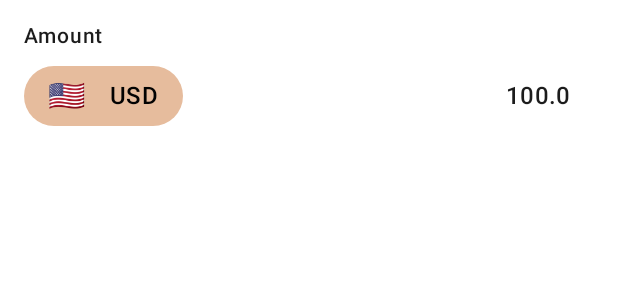
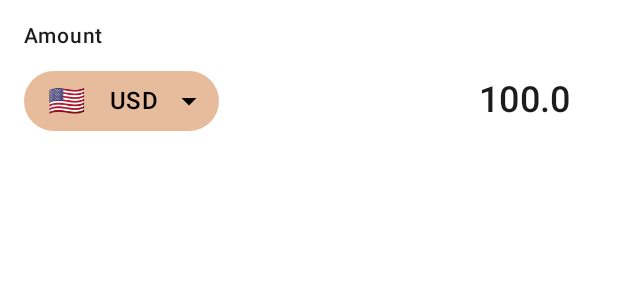
Before and after one commit to rlialko/CurrencyExchangerTestProject, an Android app built with Jetpack Compose: the @Preview function Preview, on a phone screen of 412 x 824 dp. Shown: the top 300 px of the screen. Run offline under Robolectric (Android 15) with nearby library versions, the phone set to English and light mode, and no system bars.

Commit message:
Improved design

```diff
--- a/app/src/main/java/com/ruslanlialko/currencyexchanger/presentation/ui/home/components/CurrencyInputField.kt
+++ b/app/src/main/java/com/ruslanlialko/currencyexchanger/presentation/ui/home/components/CurrencyInputField.kt
@@ -7,7 +7,10 @@ import androidx.compose.foundation.layout.defaultMinSize
 import androidx.compose.foundation.layout.fillMaxWidth
 import androidx.compose.foundation.layout.padding
 import androidx.compose.foundation.text.KeyboardOptions
+import androidx.compose.material.icons.Icons
+import androidx.compose.material.icons.filled.ArrowDropDown
 import androidx.compose.material3.ButtonDefaults
+import androidx.compose.material3.Icon
 import androidx.compose.material3.MaterialTheme
 import androidx.compose.material3.Text
 import androidx.compose.material3.TextButton
@@ -49,11 +52,11 @@ fun CurrencyInputField(
                 fontSize = 14.sp,
                 lineHeight = 16.sp,
             ),
-            modifier = Modifier.padding(bottom =4.dp),
+            modifier = Modifier.padding(bottom = 4.dp),
         )
 
         Row(
-            modifier = modifier
+            modifier = Modifier
                 .fillMaxWidth(),
             verticalAlignment = Alignment.CenterVertically
         ) {
@@ -62,7 +65,7 @@ fun CurrencyInputField(
                 colors = ButtonDefaults.textButtonColors(
                     containerColor = MaterialTheme.colorScheme.secondary,
                 ),
-                contentPadding = PaddingValues(vertical = 8.dp, horizontal = 16.dp),
+                contentPadding = PaddingValues(vertical = 8.dp, horizontal = 8.dp),
                 modifier = Modifier
                     .defaultMinSize(minWidth = 60.dp)
             ) {
@@ -72,7 +75,7 @@ fun CurrencyInputField(
                         fontSize = 20.sp,
                         lineHeight = 24.sp,
                     ),
-                    modifier = Modifier.padding(end = 16.dp),
+                    modifier = Modifier.padding(start = 8.dp, end = 16.dp),
                 )
 
                 Text(
@@ -80,16 +83,25 @@ fun CurrencyInputField(
                     style = MaterialTheme.typography.titleMedium.copy(
                     )
                 )
+
+                Icon(
+                    imageVector = Icons.Default.ArrowDropDown,
+                    contentDescription = null,
+                    modifier = Modifier.padding(start = 8.dp)
+                )
             }
 
             TextField(
                 value = amount,
                 onValueChange = onAmountChange,
                 keyboardOptions = KeyboardOptions(
-                    keyboardType = KeyboardType.Number, imeAction = ImeAction.Next
+                    keyboardType = KeyboardType.Number, imeAction = ImeAction.Done
                 ),
                 textStyle = MaterialTheme.typography.titleMedium.copy(
-                    textAlign = TextAlign.End, color = MaterialTheme.colorScheme.onSurface
+                    textAlign = TextAlign.End,
+                    color = MaterialTheme.colorScheme.onSurface,
+                    fontSize = 24.sp,
+                    lineHeight = 30.sp,
                 ),
                 readOnly = amountReadOnly,
                 modifier = Modifier.weight(1f),
--- a/app/src/main/java/com/ruslanlialko/currencyexchanger/presentation/ui/home/components/CurrencyButton.kt
+++ b/app/src/main/java/com/ruslanlialko/currencyexchanger/presentation/ui/home/components/CurrencyPickerButton.kt
@@ -15,7 +15,7 @@ import androidx.compose.ui.unit.sp
 import com.ruslanlialko.currencyexchanger.presentation.utils.getFlagEmoji
 
 @Composable
-fun CurrencyButton(currency: String, onClick: () -> Unit) {
+fun CurrencyPickerButton(currency: String, onClick: () -> Unit) {
     Row(
         verticalAlignment = Alignment.CenterVertically,
         modifier = Modifier
```
Also changed, not shown: app/src/main/java/com/ruslanlialko/currencyexchanger/presentation/ui/home/HomeScreen.kt (+42 -16 lines), app/src/main/java/com/ruslanlialko/currencyexchanger/presentation/ui/home/HomeViewModel.kt (+9 -4 lines), app/src/main/res/drawable/ic_arrow_up.xml (deleted, +0 -11 lines).
